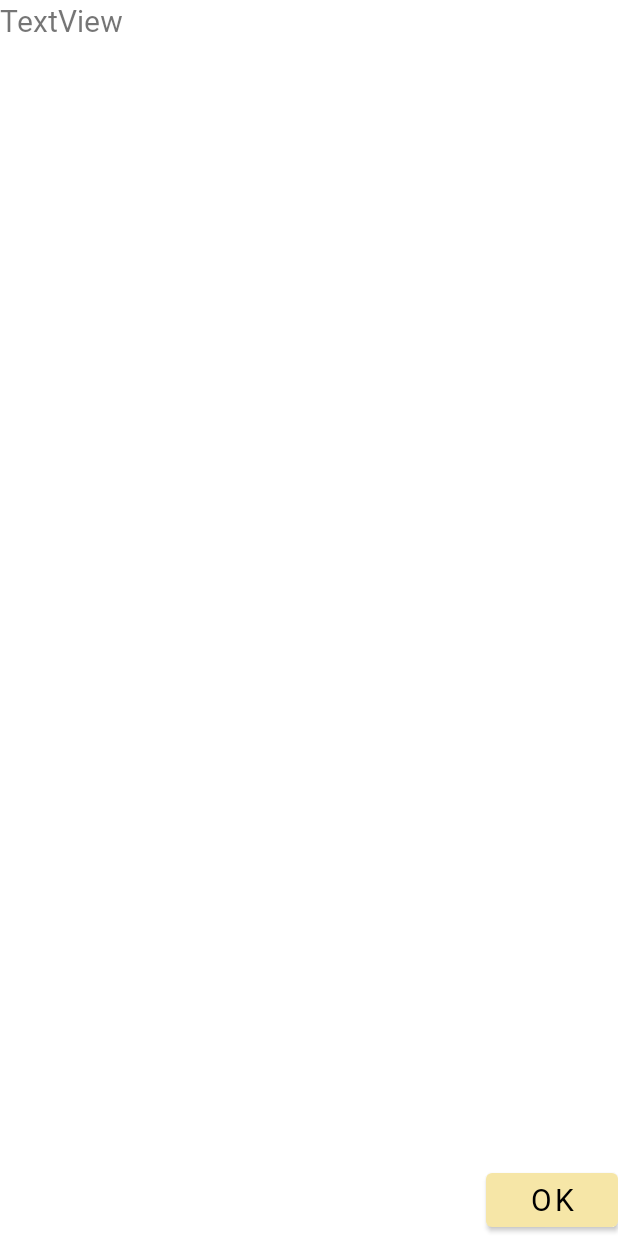
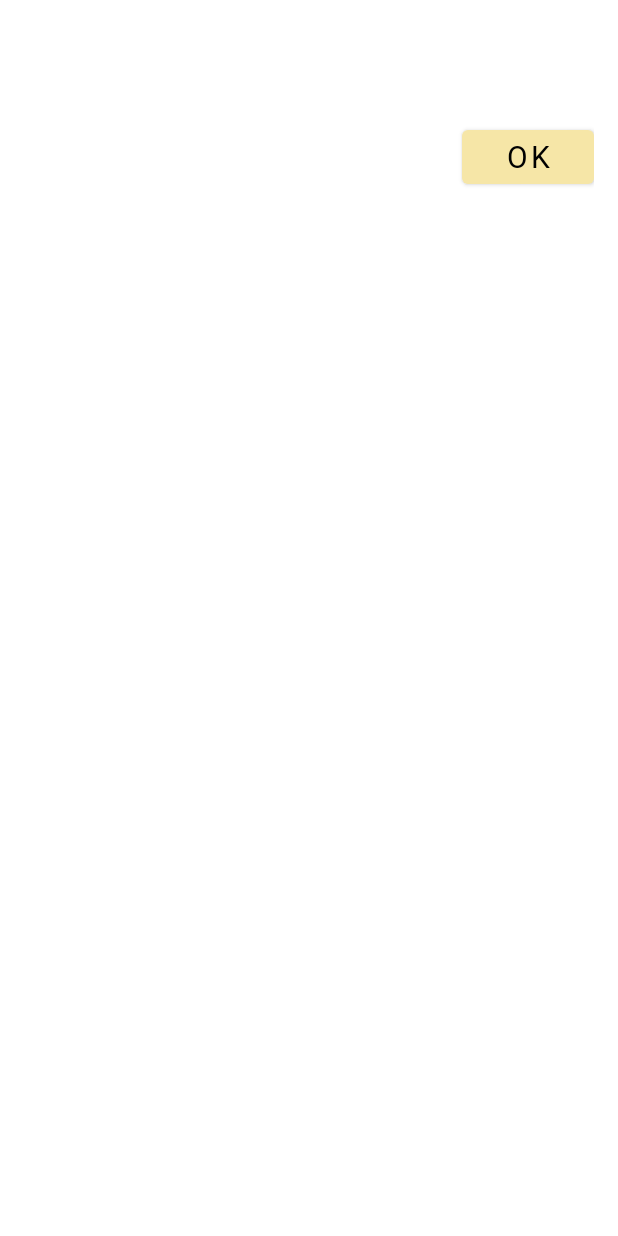
Before and after one commit to gc40510/HearProject_1224, an Android app: the layout show_mouth_tech.xml on its own in the app's theme, with its tools: preview values and no code run, on a phone screen of 412 x 824 dp. Run offline under Robolectric (Android 15) with nearby library versions, the phone set to English and light mode, and no system bars.

Commit message:
2/11 更新聲調技巧ui 和 pitch contour介面

```diff
--- a/app/src/main/java/com/example/rfinal/PinyinInfo.java
+++ b/app/src/main/java/com/example/rfinal/PinyinInfo.java
@@ -19,10 +19,10 @@ public class PinyinInfo {
         pinyinDetails.put('ㄍ', new String[]{"舌根與軟顎", "舌根接觸軟顎，嘴巴微開，發音時氣流從舌根與軟顎之間爆發，像英文的 /g/。"});
         pinyinDetails.put('ㄎ', new String[]{"舌根與軟顎", "舌根接觸軟顎，嘴巴微開，發音時強烈的氣流從口腔內部爆發，像英文的 /k/。"});
         pinyinDetails.put('ㄏ', new String[]{"喉部", "舌頭放鬆，氣流從喉部發出，嘴巴微開，像英文的 /h/。"});
-        pinyinDetails.put('ㄐ', new String[]{"舌尖與硬顎", "舌尖接觸硬顎，發音時舌頭迅速離開，氣流爆發，像英文的 /j/（例如 \"jump\"）。"});
+        pinyinDetails.put('ㄐ', new String[]{"舌尖與硬顎", "舌尖接觸硬顎，發音時舌頭迅速離開，氣流爆發，像英文的 /j/。"});
         pinyinDetails.put('ㄑ', new String[]{"舌尖與硬顎", "舌尖接觸硬顎，發音時需要強烈的氣流，嘴唇微圓，像英文的 /ch/。"});
         pinyinDetails.put('ㄒ', new String[]{"舌尖與硬顎", "舌尖接觸硬顎，嘴唇微微拉開，發音時氣流迅速擠出，像英文的 /sh/。"});
-        pinyinDetails.put('ㄓ', new String[]{"舌尖與硬顎", "舌尖輕觸硬顎，氣流從舌頭兩側擠出，像英文的 /zh/（例如 \"measure\"）。"});
+        pinyinDetails.put('ㄓ', new String[]{"舌尖與硬顎", "舌尖輕觸硬顎，氣流從舌頭兩側擠出，像英文的 /zh/。"});
         pinyinDetails.put('ㄔ', new String[]{"舌尖與硬顎", "舌尖接觸硬顎，發音時氣流從舌頭兩側強烈擠出，嘴型圓形，像英文的 /ch/。"});
         pinyinDetails.put('ㄕ', new String[]{"舌尖與硬顎", "舌尖接觸硬顎，嘴巴微微張開，發音時氣流從舌頭兩側流出，像英文的 /sh/。"});
         pinyinDetails.put('ㄖ', new String[]{"舌尖與硬顎", "舌尖接觸硬顎，舌尖稍微捲起，氣流從舌頭兩側流出，像英文的 /r/。"});
--- a/app/src/main/res/layout/show_mouth_tech.xml
+++ b/app/src/main/res/layout/show_mouth_tech.xml
@@ -3,10 +3,14 @@
     xmlns:app="http://schemas.android.com/apk/res-auto"
     android:layout_width="match_parent"
     android:layout_height="match_parent">
+
     <LinearLayout
         android:layout_width="match_parent"
         android:layout_height="match_parent"
-        android:orientation="vertical">
+        android:orientation="vertical"
+        android:padding="16dp"> <!-- 內邊距，確保內容不會緊貼邊界 -->
+
+        <!-- 上方文字區塊 -->
         <LinearLayout
             android:layout_width="match_parent"
             android:layout_height="wrap_content"
@@ -15,18 +19,24 @@
 
             <TextView
                 android:id="@+id/tv_result2"
-                android:layout_width="wrap_content"
-                android:layout_height="643dp"
-                android:layout_weight="1"
-                android:text="TextView"
+                android:layout_width="348dp"
+                android:layout_height="wrap_content"
+                android:layout_marginStart="5dp"
+                android:layout_marginTop="0dp"
+                android:layout_marginEnd="5dp"
+                android:layout_marginBottom="5dp"
+                android:padding="16dp"
+                android:text=""
                 android:textSize="20sp" />
         </LinearLayout>
 
+        <!-- 按鈕區塊 -->
         <LinearLayout
             android:layout_width="match_parent"
-            android:layout_height="match_parent"
+            android:layout_height="wrap_content"
             android:orientation="horizontal"
-            android:gravity="bottom|end">
+            android:gravity="end|bottom"> <!-- 按鈕居右下角 -->
+
             <Button
                 android:layout_width="wrap_content"
                 android:layout_height="wrap_content"
@@ -38,4 +48,5 @@
         </LinearLayout>
 
     </LinearLayout>
+
 </androidx.constraintlayout.widget.ConstraintLayout>
```
Also changed, not shown: app/src/main/java/com/example/rfinal/MainActivitya.java (+25 -7 lines).
